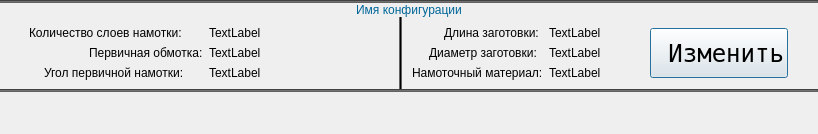
This is configPreview.ui in Storm1108/DreamWinder as Qt 5 draws it before an edit. The edited form follows.
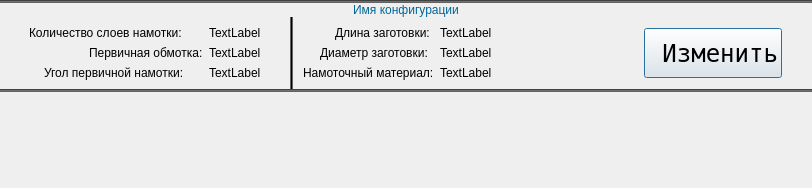
This is the edited form. Icons and pictures are not drawn.

```diff
--- a/configPreview.ui
+++ b/configPreview.ui
@@ -6,8 +6,8 @@
    <rect>
     <x>0</x>
     <y>0</y>
-    <width>818</width>
-    <height>134</height>
+    <width>812</width>
+    <height>188</height>
    </rect>
   </property>
   <property name="windowTitle">
@@ -88,7 +88,7 @@
        </widget>
       </item>
       <item>
-       <widget class="QFrame" name="textFrameMain">
+       <widget class="QWidget" name="textWidgetMain" native="true">
         <property name="autoFillBackground">
          <bool>false</bool>
         </property>
@@ -112,7 +112,7 @@
           <number>0</number>
          </property>
          <item>
-          <widget class="QFrame" name="textFrameLeft">
+          <widget class="QWidget" name="textWidgetLeft" native="true">
            <property name="styleSheet">
             <string notr="true">background-color: rgba(255, 255, 255, 0);
 color: rgb(0, 0, 0);
@@ -227,7 +227,7 @@
           </widget>
          </item>
          <item>
-          <widget class="QFrame" name="textFrameRight">
+          <widget class="QWidget" name="textWidgetRight" native="true">
            <property name="styleSheet">
             <string notr="true">font: 75 14pt &quot;PT Mono&quot;;
 background-color: rgba(255, 255, 255, 0);
@@ -301,7 +301,7 @@
             <enum>Qt::Horizontal</enum>
            </property>
            <property name="sizeType">
-            <enum>QSizePolicy::Preferred</enum>
+            <enum>QSizePolicy::Expanding</enum>
            </property>
            <property name="sizeHint" stdset="0">
             <size>
```
Left out of the diff: 3 changed lines with no effect on the pictures.
